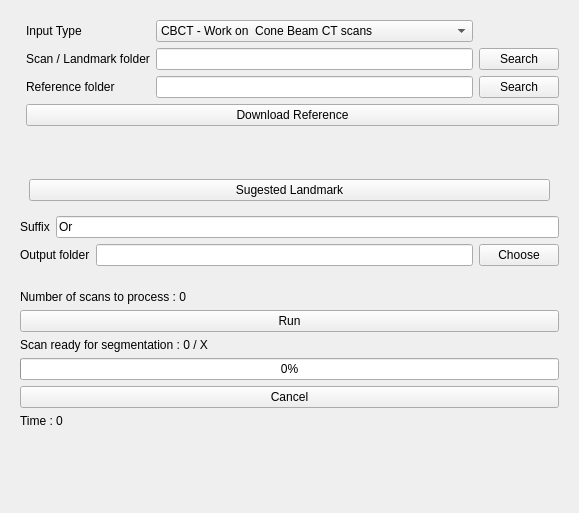
Above: ASO/Resources/UI/ASO.ui from lucanchling/ASO before the change. Below: the same form after it.
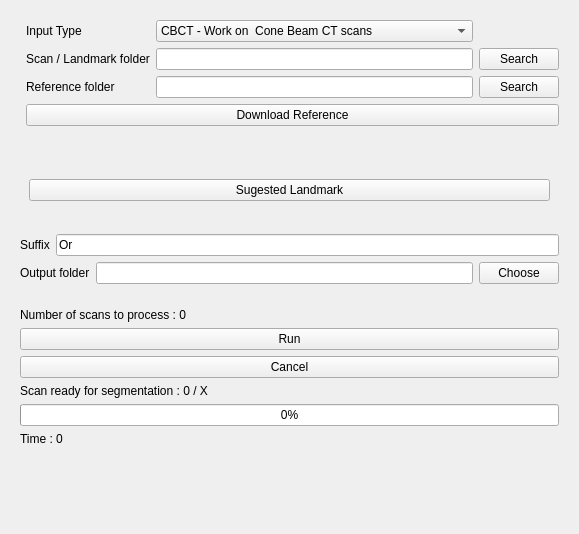
That is the form after the change. Custom widgets are drawn as their Qt base class.

```diff
--- a/ASO/Resources/UI/ASO.ui
+++ b/ASO/Resources/UI/ASO.ui
@@ -7,7 +7,7 @@
     <x>0</x>
     <y>0</y>
     <width>579</width>
-    <height>513</height>
+    <height>534</height>
    </rect>
   </property>
   <layout class="QVBoxLayout" name="verticalLayout">
@@ -174,6 +174,15 @@
         </widget>
        </widget>
       </item>
+     </layout>
+    </widget>
+   </item>
+   <item>
+    <widget class="ctkCollapsibleButton" name="outputCollapsibleButton" native="true">
+     <property name="text" stdset="0">
+      <string>Outputs</string>
+     </property>
+     <layout class="QVBoxLayout" name="Output">
       <item>
        <layout class="QVBoxLayout" name="verticalLayout_9">
         <item>
@@ -223,7 +232,7 @@
    <item>
     <widget class="ctkCollapsibleButton" name="outputsCollapsibleButton" native="true">
      <property name="text" stdset="0">
-      <string>Outputs</string>
+      <string>Compute</string>
      </property>
      <layout class="QVBoxLayout" name="verticalLayout_8">
       <item>
@@ -242,6 +251,16 @@
           </property>
          </widget>
         </item>
+        <item>
+         <widget class="QPushButton" name="ButtonCancel">
+          <property name="enabled">
+           <bool>true</bool>
+          </property>
+          <property name="text">
+           <string>Cancel</string>
+          </property>
+         </widget>
+        </item>
         <item>
          <widget class="QLabel" name="LabelProgress">
           <property name="text">
@@ -256,13 +275,6 @@
           </property>
          </widget>
         </item>
-        <item>
-         <widget class="QPushButton" name="ButtonCancel">
-          <property name="text">
-           <string>Cancel</string>
-          </property>
-         </widget>
-        </item>
         <item>
          <widget class="QLabel" name="LabelTimer">
           <property name="text">
```
Left out of the diff: 25 changed lines with no effect on the pictures.
